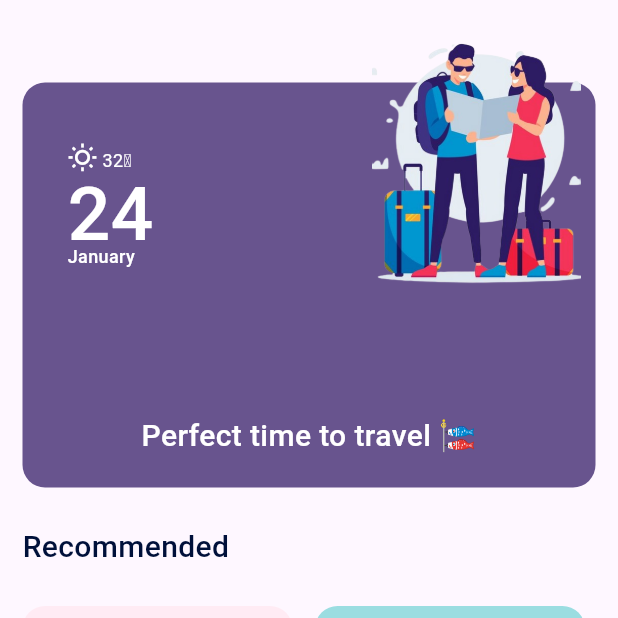
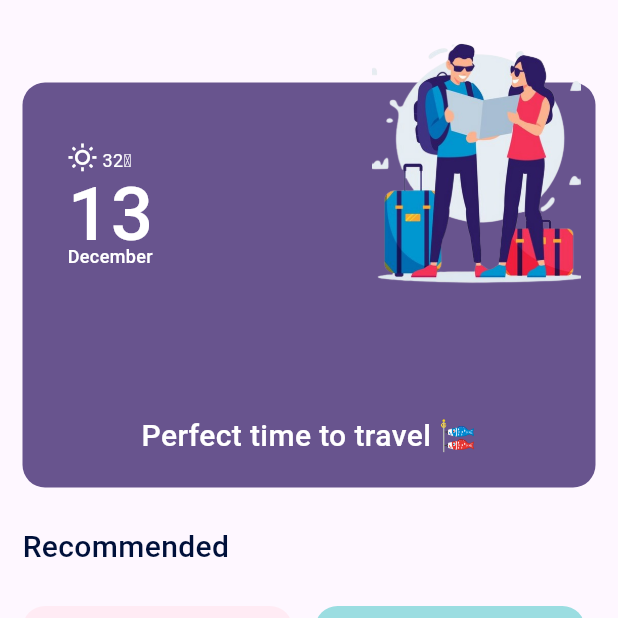
Before and after one commit to Sujata658/flutter_projects, a Flutter app: the screen it shows after launch, on a phone screen of 412 x 824 dp, the top half of it. Run offline on Flutter 3.47's test engine with Material 3 defaults, Android fonts, the light colour scheme and no system bars; missing offline and left inert: mapbox_gl.

Commit message:
latest before mid -defense

```diff
--- a/myapp/lib/Pages/home.dart
+++ b/myapp/lib/Pages/home.dart
@@ -1,7 +1,6 @@
 import 'package:flutter/material.dart';
 import 'package:myapp/Pages/components/constants.dart';
 import 'package:myapp/Pages/searchpage.dart';
-import 'package:myapp/Pages/widgets/bottom_bar.dart';
 import 'package:myapp/Pages/widgets/const.dart';
 import 'widgets/places_card.dart';
 
@@ -124,7 +123,7 @@ class _HomePageState extends State<HomePage> {
                                         ],
                                       ),
                                       Text(
-                                        "24",
+                                        "13",
                                         style: TextStyle(
                                             height: 1.1,
                                             fontSize: 50,
@@ -132,7 +131,7 @@ class _HomePageState extends State<HomePage> {
                                             fontWeight: FontWeight.w500),
                                       ),
                                       Text(
-                                        "January",
+                                        "December",
                                         style: TextStyle(
                                             fontSize: 12,
                                             height: 0.2,
--- a/myapp/lib/Pages/widgets/bottom_bar.dart
+++ /dev/null
@@ -1,2 +0,0 @@
-import 'package:flutter/material.dart';
-import 'package:myapp/Pages/components/constants.dart';
```
Also changed, not shown: myapp/lib/Pages/searchpage.dart (+5 -6 lines), 1 other file.
